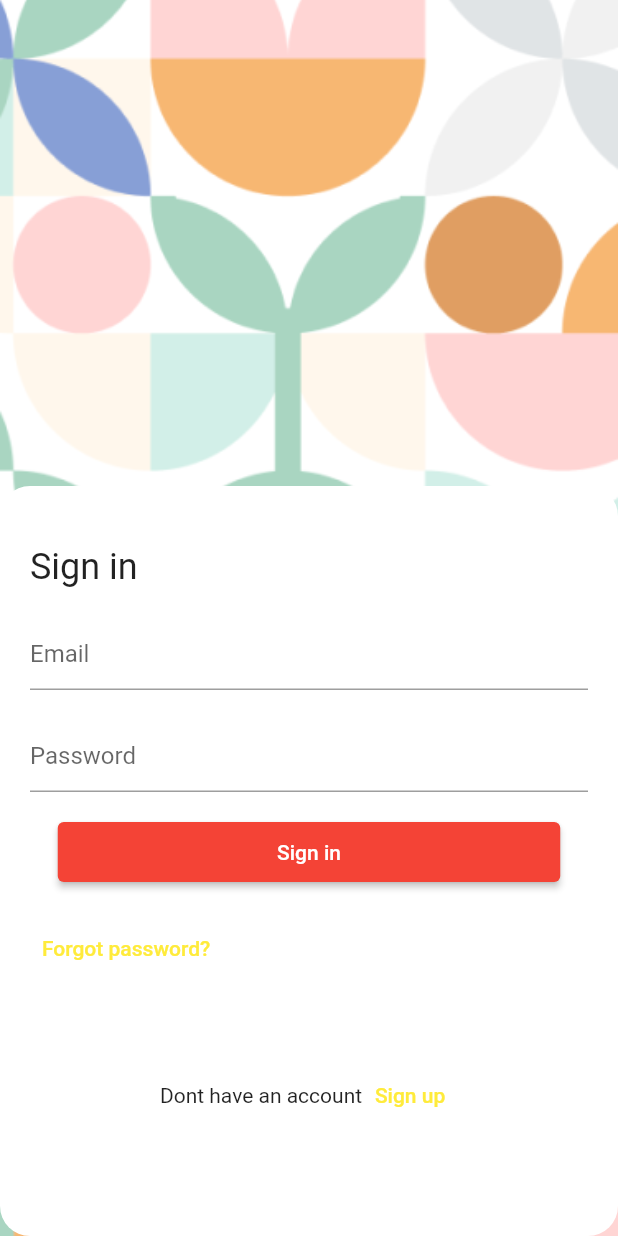
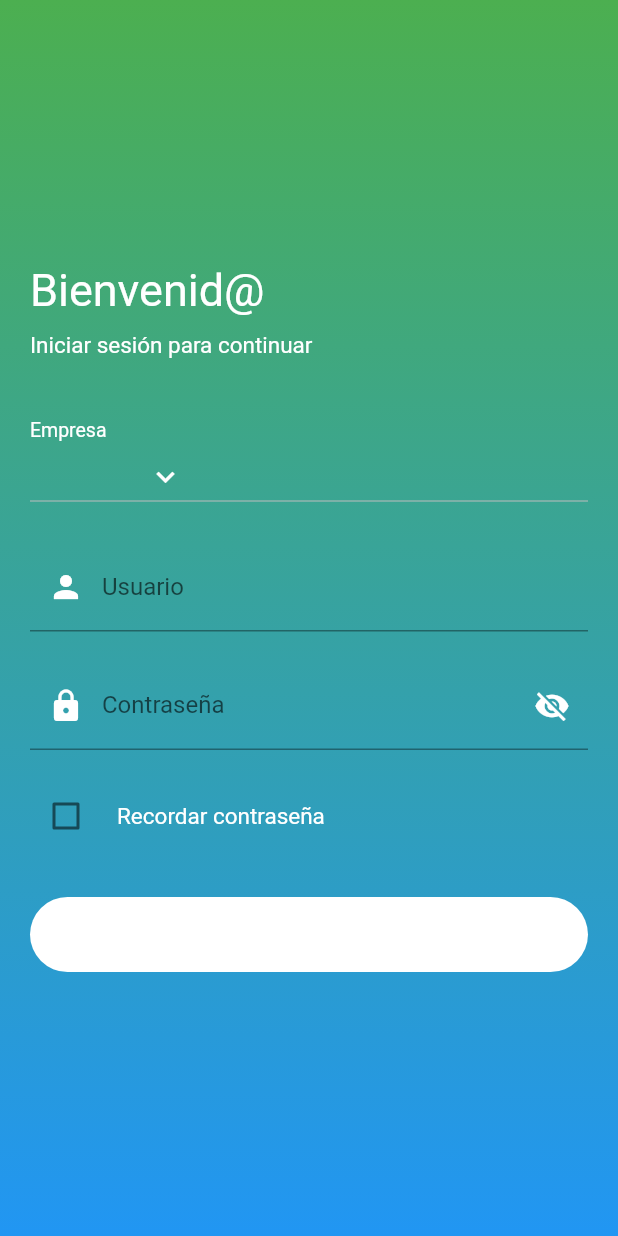
Before and after one commit to juanleondev/taller_silabuz, a Flutter app: the screen it shows after launch, on a phone screen of 412 x 824 dp. Run offline on Flutter 3.47's test engine with Material 2 defaults, Android fonts, the light colour scheme and no system bars; our stand-ins replace device_preview.

Commit message:
add new login

```diff
--- /dev/null
+++ b/lib/login_view2.dart
@@ -0,0 +1,143 @@
+import 'package:flutter/material.dart';
+import 'package:sesion1/home.dart';
+import 'package:sesion1/home2.dart';
+
+class LoginView2 extends StatefulWidget {
+  const LoginView2({super.key});
+
+  @override
+  State<LoginView2> createState() => _LoginView2State();
+}
+
+class _LoginView2State extends State<LoginView2> {
+  String selectedCompany = '';
+  bool showPassword = false;
+  bool rememberMe = false;
+  @override
+  Widget build(BuildContext context) {
+    const titleFontSize = TextStyle(color: Colors.white, fontSize: 30);
+    return Scaffold(
+      body: Container(
+        width: double.infinity,
+        height: double.infinity,
+        decoration: const BoxDecoration(
+            gradient: LinearGradient(
+                begin: Alignment.topCenter,
+                end: Alignment.bottomCenter,
+                colors: [Colors.green, Colors.blue])),
+        child: Padding(
+          padding: EdgeInsets.symmetric(horizontal: 20),
+          child: Column(
+            crossAxisAlignment: CrossAxisAlignment.start,
+            mainAxisAlignment: MainAxisAlignment.center,
+            children: [
+              Text(
+                'Bienvenid@',
+                style: titleFontSize,
+              ),
+              SizedBox(
+                height: 10,
+              ),
+              Text(
+                'Iniciar sesión para continuar',
+                style: TextStyle(color: Colors.white, fontSize: 15),
+              ),
+              SizedBox(
+                height: 40,
+              ),
+              Text(
+                'Empresa',
+                style: TextStyle(color: Colors.white, fontSize: 13),
+              ),
+              SizedBox(
+                width: double.infinity,
+                child: DropdownButton<String>(
+                    // value: selectedCompany,
+                    icon: Icon(
+                      Icons.expand_more,
+                      color: Colors.white,
+                    ),
+                    items: [
+                      DropdownMenuItem(
+                          value: 'Dynamicall', child: Text('Dynamicall')),
+                    ],
+                    onChanged: (_) {}),
+              ),
+              SizedBox(
+                height: 20,
+              ),
+              TextField(
+                decoration: InputDecoration(
+                    labelText: 'Usuario',
+                    prefixIcon: Icon(
+                      Icons.person,
+                      color: Colors.white,
+                    )),
+              ),
+              SizedBox(
+                height: 20,
+              ),
+              TextField(
+                obscureText: !showPassword,
+                decoration: InputDecoration(
+                    labelText: 'Contraseña',
+                    prefixIcon: Icon(
+                      Icons.lock,
+                      color: Colors.white,
+                    ),
+                    suffixIcon: IconButton(
+                        onPressed: () {
+                          showPassword = !showPassword;
+                          setState(() {});
+                        },
+                        icon: Icon(
+                          showPassword
+                              ? Icons.visibility
+                              : Icons.visibility_off,
+                          color: Colors.white,
+                        ))),
+              ),
+              SizedBox(
+                height: 20,
+              ),
+              Row(
+                children: [
+                  Checkbox(
+                      value: rememberMe,
+                      onChanged: (value) {
+                        setState(() {
+                          rememberMe = value ?? false;
+                        });
+                      }),
+                  SizedBox(
+                    width: 10,
+                  ),
+                  Text(
+                    'Recordar contraseña',
+                    style: TextStyle(color: Colors.white, fontSize: 15),
+                  ),
+                ],
+              ),
+              SizedBox(
+                height: 30,
+              ),
+              SizedBox(
+                  width: double.infinity,
+                  height: 50,
+                  child: ElevatedButton(
+                      onPressed: () {
+                        Navigator.push(context,
+                            MaterialPageRoute(builder: (_) => Home2()));
+                      },
+                      style: ElevatedButton.styleFrom(
+                          shape: RoundedRectangleBorder(
+                              borderRadius: BorderRadius.circular(40)),
+                          primary: Colors.white),
+                      child: Text('Iniciar sesión')))
+            ],
+          ),
+        ),
+      ),
+    );
+  }
+}
--- a/lib/main.dart
+++ b/lib/main.dart
@@ -24,7 +24,7 @@ class MyApp extends StatelessWidget {
         builder: DevicePreview.appBuilder,
         title: 'Flutter Demo',
         theme: ThemeData(
-            primarySwatch: Colors.yellow,
+            primarySwatch: Colors.blue,
             elevatedButtonTheme: ElevatedButtonThemeData(
                 style: ElevatedButton.styleFrom(elevation: 0))),
         home: const SplashScreenView());
--- a/lib/splash_screen.dart
+++ b/lib/splash_screen.dart
@@ -1,5 +1,6 @@
 import 'package:flutter/material.dart';
 import 'package:sesion1/login.dart';
+import 'package:sesion1/login_view2.dart';
 
 class SplashScreenView extends StatefulWidget {
   const SplashScreenView({super.key});
@@ -17,7 +18,7 @@ class _SplashScreenViewState extends State<SplashScreenView> {
 
       await Future.delayed(Duration(seconds: 2));
       Navigator.pushReplacement(
-          context, MaterialPageRoute(builder: (_) => LoginView()));
+          context, MaterialPageRoute(builder: (_) => LoginView2()));
     });
     super.initState();
   }
```
Also changed, not shown: lib/home2.dart (added, +67 -0 lines).
